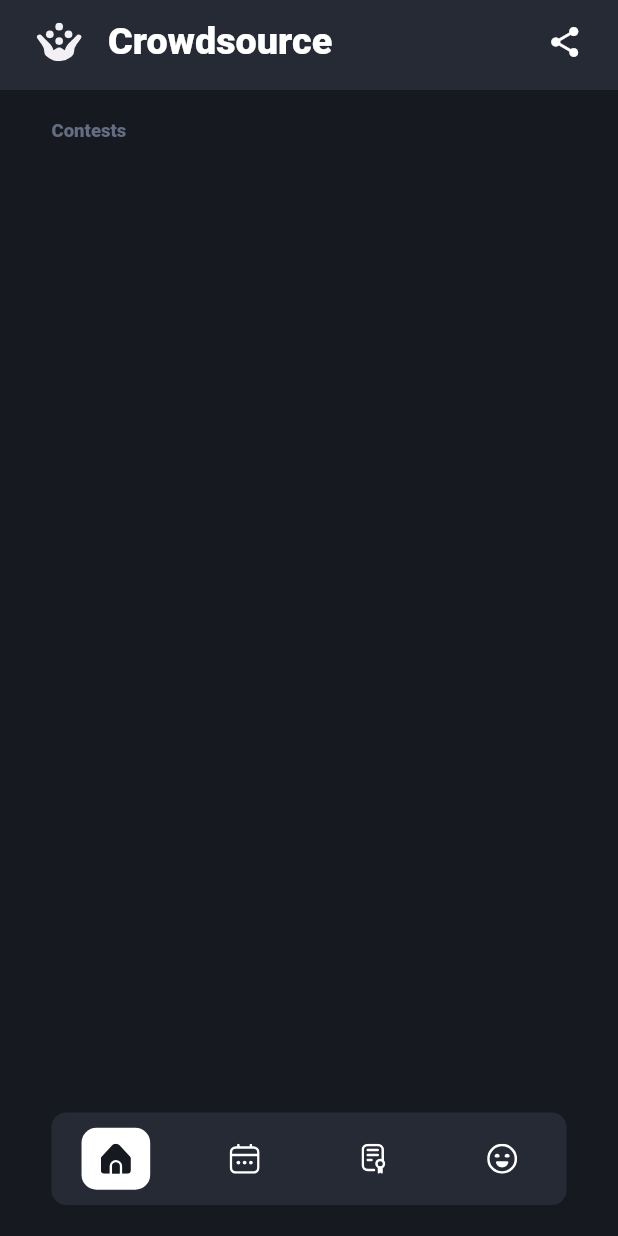
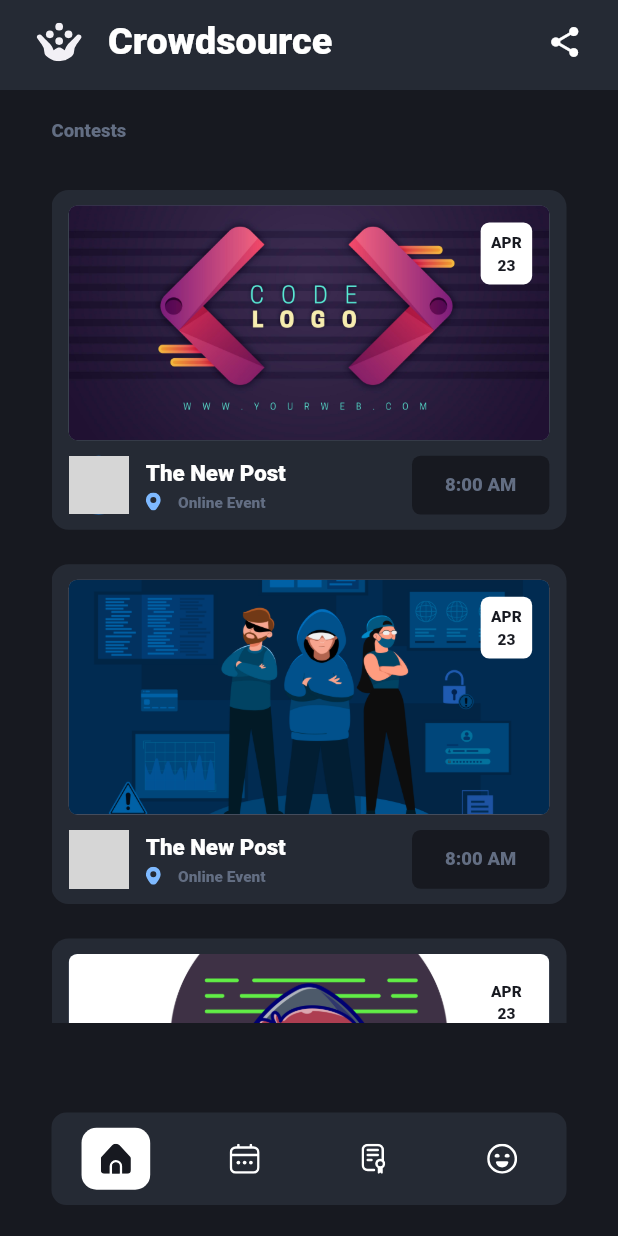
Before and after one commit to satyabratanayak/crowdsource, a Flutter app: the ParticipantHomePage screen opened directly, swiped to page 2, on a phone screen of 412 x 824 dp. Run offline on Flutter 3.47's test engine with Material 2 defaults, Android fonts, the phone set to English and light mode, and no system bars; our stand-ins replace flutter_svg, share_plus; grey boxes are pictures that could not be loaded.

Commit message:
v0.4.0 Participant EventPage and Contest Page created

```diff
--- a/lib/Frontend/Pages/HomePages/Participant/ContestPage/participant_contest_screen.dart
+++ b/lib/Frontend/Pages/HomePages/Participant/ContestPage/participant_contest_screen.dart
@@ -1,3 +1,7 @@
+import 'package:crowdsource/Frontend/widgets/post_card.dart';
+import 'package:crowdsource/Frontend/widgets/title_card.dart';
+import 'package:crowdsource/Utilities/constants.dart';
+import 'package:crowdsource/Utilities/size_config.dart';
 import 'package:flutter/material.dart';
 
 class ParticipantContestScreen extends StatelessWidget {
@@ -5,8 +9,31 @@ class ParticipantContestScreen extends StatelessWidget {
 
   @override
   Widget build(BuildContext context) {
-    return const Center(
-      child: Text("Participant Home"),
+    return Padding(
+      padding: kSingleHorizontal,
+      child: Column(
+        crossAxisAlignment: CrossAxisAlignment.start,
+        children: [
+          const TitleHeading(title: "Contests"),
+          SizedBox(
+            height: getHeight(550),
+            child: ListView(
+              children: const [
+                PostCard(
+                  date: "23",
+                  month: "APR",
+                  isContest: true,
+                  isOnline: true,
+                  postTitle: "The New Post",
+                  profilePic: "assets/images/profile.png",
+                  posterImg: "assets/images/img1.jpg",
+                  time: "8:00 AM",
+                ),
+              ],
+            ),
+          )
+        ],
+      ),
     );
   }
 }
--- a/lib/Frontend/Pages/HomePages/Participant/EventPage/participant_event_screen.dart
+++ b/lib/Frontend/Pages/HomePages/Participant/EventPage/participant_event_screen.dart
@@ -1,5 +1,7 @@
+import 'package:crowdsource/Frontend/widgets/post_card.dart';
 import 'package:crowdsource/Frontend/widgets/title_card.dart';
 import 'package:crowdsource/Utilities/constants.dart';
+import 'package:crowdsource/Utilities/size_config.dart';
 import 'package:flutter/material.dart';
 
 class ParticipantEventScreen extends StatelessWidget {
@@ -11,8 +13,55 @@ class ParticipantEventScreen extends StatelessWidget {
       padding: kSingleHorizontal,
       child: Column(
         crossAxisAlignment: CrossAxisAlignment.start,
-        children: const [
-          TitleHeading(title: "Contests"),
+        children: [
+          const TitleHeading(title: "Contests"),
+          SizedBox(
+            height: getHeight(550),
+            child: ListView(
+              children: const [
+                PostCard(
+                  date: "23",
+                  month: "APR",
+                  isContest: false,
+                  isOnline: true,
+                  postTitle: "The New Post",
+                  profilePic: "assets/images/profile.png",
+                  posterImg: "assets/images/img1.jpg",
+                  time: "8:00 AM",
+                ),
+                PostCard(
+                  date: "23",
+                  month: "APR",
+                  isContest: false,
+                  isOnline: true,
+                  postTitle: "The New Post",
+                  profilePic: "assets/images/profile.png",
+                  posterImg: "assets/images/img2.jpg",
+                  time: "8:00 AM",
+                ),
+                PostCard(
+                  date: "23",
+                  month: "APR",
+                  isContest: false,
+                  isOnline: true,
+                  postTitle: "The New Post",
+                  profilePic: "assets/images/profile.png",
+                  posterImg: "assets/images/img3.jpg",
+                  time: "8:00 AM",
+                ),
+                PostCard(
+                  date: "23",
+                  month: "APR",
+                  isContest: false,
+                  isOnline: true,
+                  postTitle: "The New Post",
+                  profilePic: "assets/images/profile.png",
+                  posterImg: "assets/images/img4.jpg",
+                  time: "8:00 AM",
+                ),
+              ],
+            ),
+          )
         ],
       ),
     );
--- /dev/null
+++ b/lib/Frontend/widgets/post_card.dart
@@ -0,0 +1,159 @@
+import 'package:crowdsource/Utilities/constants.dart';
+import 'package:crowdsource/Utilities/size_config.dart';
+import 'package:flutter/material.dart';
+import 'package:flutter_svg/flutter_svg.dart';
+
+class PostCard extends StatelessWidget {
+  final String time;
+  final String posterImg;
+  final String profilePic;
+  final String postTitle;
+  final bool isOnline;
+  final bool isContest;
+  final String date;
+  final String month;
+  const PostCard({
+    Key? key,
+    required this.date,
+    required this.month,
+    required this.isOnline,
+    required this.isContest,
+    required this.postTitle,
+    required this.profilePic,
+    required this.posterImg,
+    required this.time,
+  }) : super(key: key);
+
+  @override
+  Widget build(BuildContext context) {
+    return Padding(
+      padding: kHalfVertical,
+      child: Container(
+        height: getHeight(220),
+        decoration: BoxDecoration(
+          color: kPrimaryLight,
+          borderRadius: kHalfCurve,
+        ),
+        child: Column(
+          children: [
+            SizedBox(
+              height: getHeight(10),
+            ),
+            Expanded(
+              flex: 4,
+              child: Padding(
+                padding: kHalfHorizontal,
+                child: Stack(
+                  children: [
+                    Container(
+                      decoration: BoxDecoration(
+                        color: kSecondaryText,
+                        borderRadius: kQuatCurve,
+                        image: DecorationImage(
+                          fit: BoxFit.cover,
+                          image: AssetImage(posterImg),
+                        ),
+                      ),
+                    ),
+                    Align(
+                      alignment: Alignment.topRight,
+                      child: Padding(
+                        padding: kHalfPad,
+                        child: Container(
+                          width: getWidth(30),
+                          height: getHeight(40),
+                          decoration: BoxDecoration(
+                            color: kPrimaryText,
+                            borderRadius: kQuatCurve,
+                          ),
+                          child: Column(
+                            mainAxisAlignment: MainAxisAlignment.center,
+                            children: [
+                              Text(
+                                month,
+                                style: kCalenderText,
+                              ),
+                              SizedBox(
+                                height: getHeight(3),
+                              ),
+                              Text(
+                                date,
+                                style: kCalenderText,
+                              ),
+                            ],
+                          ),
+                        ),
+                      ),
+                    ),
+                  ],
+                ),
+              ),
+            ),
+            SizedBox(
+              height: getHeight(10),
+            ),
+            Expanded(
+              flex: 1,
+              child: Row(
+                children: [
+                  Padding(
+                    padding: kHalfHorizontal,
+                    child: CircleAvatar(
+                      backgroundImage: AssetImage(profilePic),
+                    ),
+                  ),
+                  Column(
+                    mainAxisAlignment: MainAxisAlignment.spaceAround,
+                    crossAxisAlignment: CrossAxisAlignment.start,
+                    children: [
+                      Text(
+                        postTitle,
+                        style: kStyleSecondaryHeading,
+                      ),
+                      Row(
+                        mainAxisAlignment: MainAxisAlignment.spaceAround,
+                        children: [
+                          SvgPicture.asset(isContest ? "assets/icons/icon_graduation.svg" : "assets/icons/icon_map.svg"),
+                          SizedBox(
+                            width: getWidth(10),
+                          ),
+                          Text(
+                            isOnline ? "Online " : "Offline",
+                            style: kStyleSecondaryPara,
+                          ),
+                          Text(
+                            isContest ? "Contest" : "Event",
+                            style: kStyleSecondaryPara,
+                          ),
+                        ],
+                      )
+                    ],
+                  ),
+                  const Spacer(),
+                  Padding(
+                    padding: kHalfHorizontal,
+                    child: Container(
+                      width: getWidth(80),
+                      decoration: BoxDecoration(
+                        color: kPrimaryDark,
+                        borderRadius: kQuatCurve,
+                      ),
+                      child: Center(
+                          child: Text(
+                        time,
+                        style: kStylePrimaryPara,
+                      )),
+                    ),
+                  )
+                ],
+              ),
+            ),
+            SizedBox(
+              height: getHeight(10),
+            ),
+          ],
+        ),
+      ),
+    );
+  }
+}
--- a/lib/Utilities/constants.dart
+++ b/lib/Utilities/constants.dart
@@ -36,6 +36,11 @@ TextStyle kStylePrimaryHeading = TextStyle(
   fontSize: getWidth(15),
   fontWeight: FontWeight.w800,
 );
+TextStyle kStyleSecondaryHeading = TextStyle(
+  color: kPrimaryText,
+  fontSize: getWidth(13),
+  fontWeight: FontWeight.w800,
+);
 
 // Pararaph Text Style
 TextStyle kStylePrimaryPara = TextStyle(
@@ -45,6 +50,11 @@ TextStyle kStylePrimaryPara = TextStyle(
 );
 TextStyle kStyleSecondaryPara = TextStyle(
   color: kSecondaryText,
+  fontSize: getHeight(10),
+  fontWeight: FontWeight.w900,
+);
+TextStyle kCalenderText = TextStyle(
+  color: kPrimaryDark,
   fontSize: getHeight(10),
   fontWeight: FontWeight.w900,
 );
```
Also changed, not shown: 1 other file.
